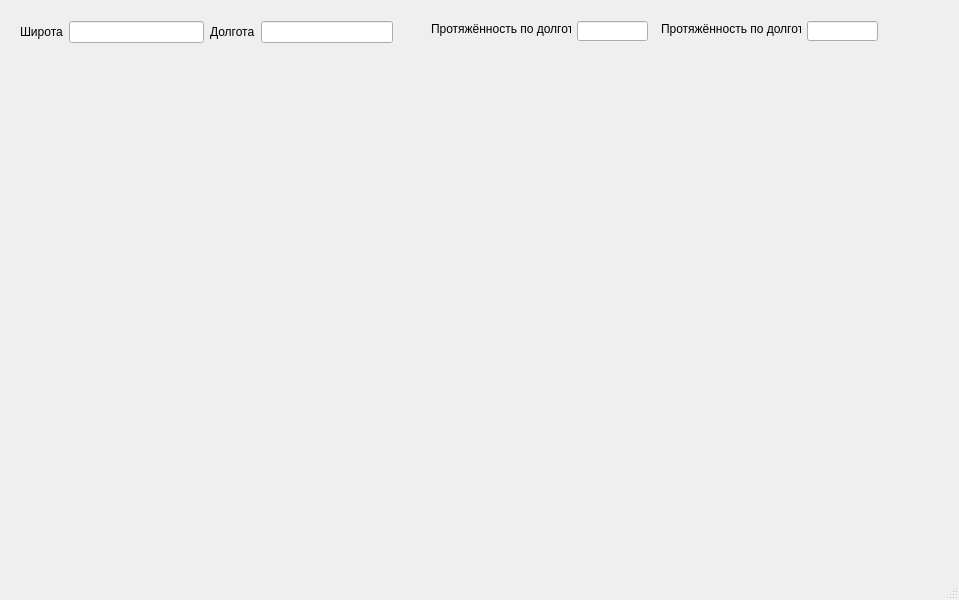
First picture: the form in map_design.ui, repository SkullCandby/miniProject, before the edit.
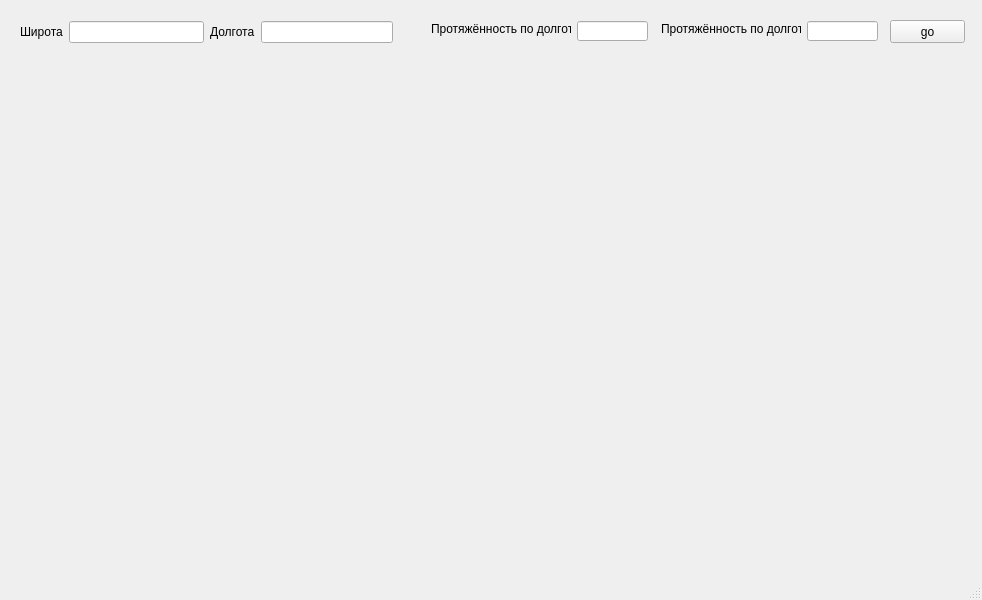
Second picture: the form after the edit.

Commit message: ui not dot py file

Diff of the .ui file:
```diff
--- a/map_design.ui
+++ b/map_design.ui
@@ -6,7 +6,7 @@
    <rect>
     <x>0</x>
     <y>0</y>
-    <width>959</width>
+    <width>982</width>
     <height>600</height>
    </rect>
   </property>
@@ -73,6 +73,19 @@
      <string/>
     </property>
    </widget>
+   <widget class="QPushButton" name="pushButton">
+    <property name="geometry">
+     <rect>
+      <x>890</x>
+      <y>20</y>
+      <width>75</width>
+      <height>23</height>
+     </rect>
+    </property>
+    <property name="text">
+     <string>go</string>
+    </property>
+   </widget>
    <widget class="QWidget" name="">
     <property name="geometry">
      <rect>
```
Left out of the diff: 2 changed lines with no effect on the pictures. The commit also changes 2 other files.
